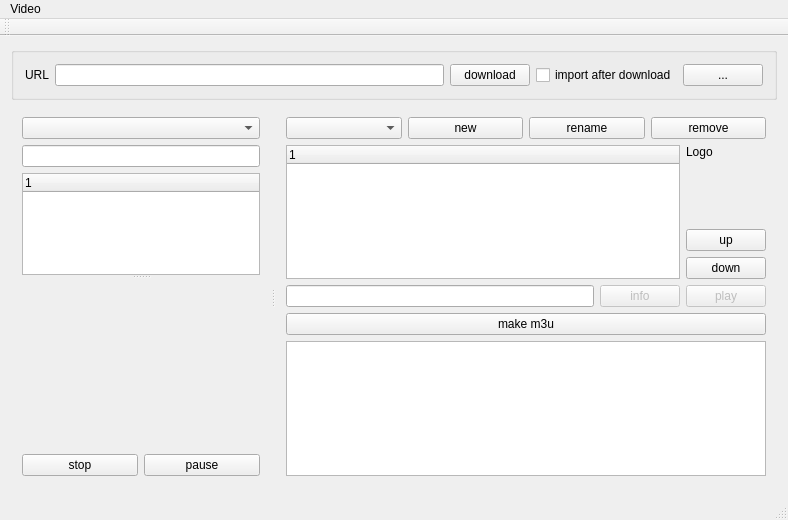
The window that mainwindow.ui (sgersing73/m3uMan) describes before a commit, drawn with Qt 5.
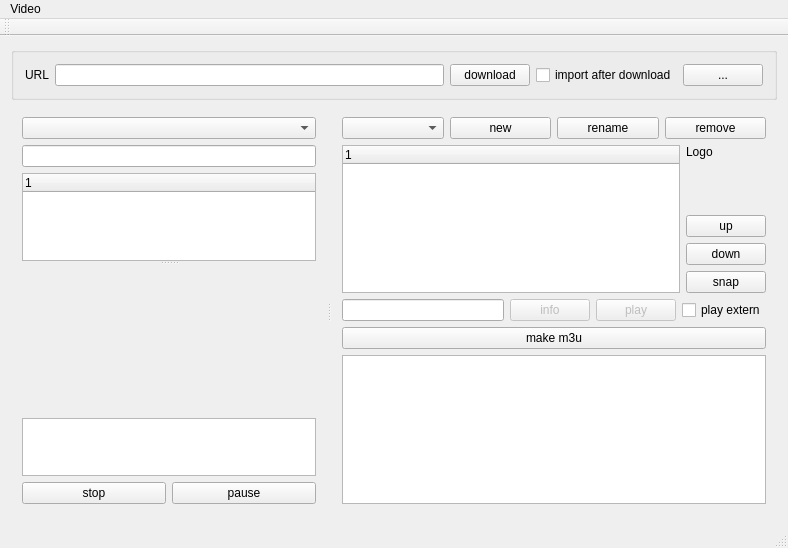
The same window after the commit. Custom widgets are drawn as their Qt base class.

Diff of the .ui file:
```diff
--- a/mainwindow.ui
+++ b/mainwindow.ui
@@ -7,7 +7,7 @@
     <x>0</x>
     <y>0</y>
     <width>788</width>
-    <height>520</height>
+    <height>548</height>
    </rect>
   </property>
   <property name="windowTitle">
@@ -122,6 +122,16 @@
           </widget>
          </widget>
         </item>
+        <item>
+         <widget class="QListWidget" name="lvStations">
+          <property name="maximumSize">
+           <size>
+            <width>16777215</width>
+            <height>58</height>
+           </size>
+          </property>
+         </widget>
+        </item>
         <item>
          <layout class="QHBoxLayout" name="horizontalLayout_5">
           <item>
@@ -231,6 +241,13 @@
               </property>
              </widget>
             </item>
+            <item>
+             <widget class="QPushButton" name="cmdSavePosition">
+              <property name="text">
+               <string>snap</string>
+              </property>
+             </widget>
+            </item>
            </layout>
           </item>
          </layout>
@@ -260,6 +277,13 @@
             </property>
            </widget>
           </item>
+          <item>
+           <widget class="QCheckBox" name="chkExtern">
+            <property name="text">
+             <string>play extern</string>
+            </property>
+           </widget>
+          </item>
          </layout>
         </item>
         <item>
```
Left out of the diff: 2 changed lines with no effect on the pictures.
